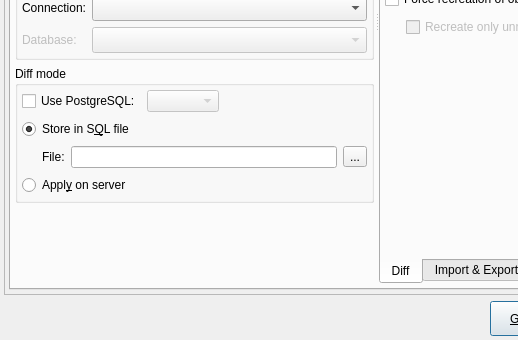
First picture: the form in libpgmodeler_ui/ui/modeldatabasediffform.ui, repository pgmodeler/pgmodeler, before the edit; both pictures show x 0 to 518 and y 281 to 621 of the 680 by 621 pixel window.
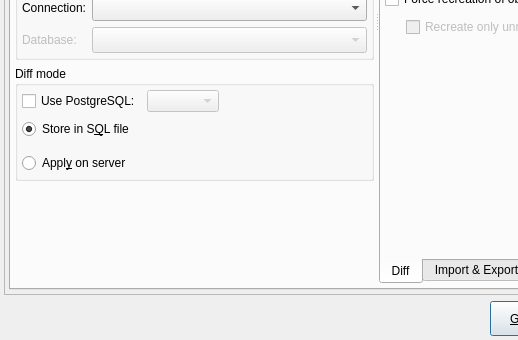
Second picture: the form after the edit. Icons and pictures are not drawn.

The edit to the form file:
```diff
--- a/libpgmodeler_ui/ui/modeldatabasediffform.ui
+++ b/libpgmodeler_ui/ui/modeldatabasediffform.ui
@@ -734,8 +734,8 @@
                   </layout>
                  </item>
                  <item>
-                  <layout class="QHBoxLayout" name="horizontalLayout_7">
-                   <item>
+                  <layout class="QGridLayout" name="gridLayout">
+                   <item row="0" column="0">
                     <widget class="QRadioButton" name="store_in_file_rb">
                      <property name="sizePolicy">
                       <sizepolicy hsizetype="Fixed" vsizetype="Fixed">
@@ -760,29 +760,10 @@
                      </property>
                     </widget>
                    </item>
-                   <item>
-                    <widget class="QWidget" name="store_in_file_hint" native="true">
-                     <property name="sizePolicy">
-                      <sizepolicy hsizetype="Fixed" vsizetype="Fixed">
-                       <horstretch>0</horstretch>
-                       <verstretch>0</verstretch>
-                      </sizepolicy>
-                     </property>
-                     <property name="minimumSize">
-                      <size>
-                       <width>22</width>
-                       <height>22</height>
-                      </size>
-                     </property>
-                     <property name="maximumSize">
-                      <size>
-                       <width>22</width>
-                       <height>22</height>
-                      </size>
-                     </property>
-                    </widget>
+                   <item row="1" column="0" colspan="3">
+                    <widget class="QWidget" name="fsel" native="true"/>
                    </item>
-                   <item>
+                   <item row="0" column="2">
                     <spacer name="horizontalSpacer_2">
                      <property name="orientation">
                       <enum>Qt::Horizontal</enum>
@@ -795,102 +776,30 @@
                      </property>
                     </spacer>
                    </item>
+                   <item row="0" column="1">
+                    <widget class="QWidget" name="store_in_file_hint" native="true">
+                     <property name="sizePolicy">
+                      <sizepolicy hsizetype="Fixed" vsizetype="Fixed">
+                       <horstretch>0</horstretch>
+                       <verstretch>0</verstretch>
+                      </sizepolicy>
+                     </property>
+                     <property name="minimumSize">
+                      <size>
+                       <width>22</width>
+                       <height>22</height>
+                      </size>
+                     </property>
+                     <property name="maximumSize">
+                      <size>
+                       <width>22</width>
+                       <height>22</height>
+                      </size>
+                     </property>
+                    </widget>
+                   </item>
                   </layout>
                  </item>
-                 <item>
-                  <widget class="QWidget" name="store_in_file_wgt" native="true">
-                   <property name="enabled">
-                    <bool>true</bool>
-                   </property>
-                   <property name="sizePolicy">
-                    <sizepolicy hsizetype="Preferred" vsizetype="Fixed">
-                     <horstretch>0</horstretch>
-                     <verstretch>0</verstretch>
-                    </sizepolicy>
-                   </property>
-                   <layout class="QGridLayout" name="gridLayout">
-                    <property name="leftMargin">
-                     <number>20</number>
-                    </property>
-                    <property name="topMargin">
-                     <number>0</number>
-                    </property>
-                    <property name="rightMargin">
-                     <number>0</number>
-                    </property>
-                    <property name="bottomMargin">
-                     <number>0</number>
-                    </property>
-                    <item row="0" column="0">
-                     <widget class="QLabel" name="file_lbl">
-                      <property name="enabled">
-                       <bool>true</bool>
-                      </property>
-                      <property name="sizePolicy">
-                       <sizepolicy hsizetype="Preferred" vsizetype="Fixed">
-                        <horstretch>0</horstretch>
-                        <verstretch>0</verstretch>
-                       </sizepolicy>
-                      </property>
-                      <property name="minimumSize">
-                       <size>
-                        <width>0</width>
-                        <height>0</height>
-                       </size>
-                      </property>
-                      <property name="text">
-                       <string>File:</string>
-                      </property>
-                     </widget>
-                    </item>
-                    <item row="0" column="2">
-                     <widget class="QToolButton" name="select_file_tb">
-                      <property name="enabled">
-                       <bool>true</bool>
-                      </property>
-                      <property name="minimumSize">
-                       <size>
-                        <width>0</width>
-                        <height>0</height>
-                       </size>
-                      </property>
-                      <property name="toolTip">
-                       <string>Select output file</string>
-                      </property>
-                      <property name="text">
-                       <string>...</string>
-                      </property>
-                      <property name="icon">
-                       <iconset resource="../res/resources.qrc">
-                        <normaloff>:/icones/icones/abrir.png</normaloff>:/icones/icones/abrir.png</iconset>
-                      </property>
-                      <property name="iconSize">
-                       <size>
-                        <width>22</width>
-                        <height>22</height>
-                       </size>
-                      </property>
-                     </widget>
-                    </item>
-                    <item row="0" column="1">
-                     <widget class="QLineEdit" name="file_edt">
-                      <property name="enabled">
-                       <bool>true</bool>
-                      </property>
-                      <property name="dragEnabled">
-                       <bool>false</bool>
-                      </property>
-                      <property name="readOnly">
-                       <bool>false</bool>
-                      </property>
-                      <property name="clearButtonEnabled">
-                       <bool>true</bool>
-                      </property>
-                     </widget>
-                    </item>
-                   </layout>
-                  </widget>
-                 </item>
                  <item>
                   <layout class="QHBoxLayout" name="horizontalLayout_8">
                    <item>
@@ -1861,12 +1770,12 @@
             <attribute name="headerCascadingSectionResizes">
              <bool>true</bool>
             </attribute>
-            <attribute name="headerDefaultSectionSize">
-             <number>100</number>
-            </attribute>
             <attribute name="headerMinimumSectionSize">
              <number>25</number>
             </attribute>
+            <attribute name="headerDefaultSectionSize">
+             <number>100</number>
+            </attribute>
             <attribute name="headerStretchLastSection">
              <bool>true</bool>
             </attribute>
```
Left out of the diff: 2 changed lines with no effect on the pictures.
